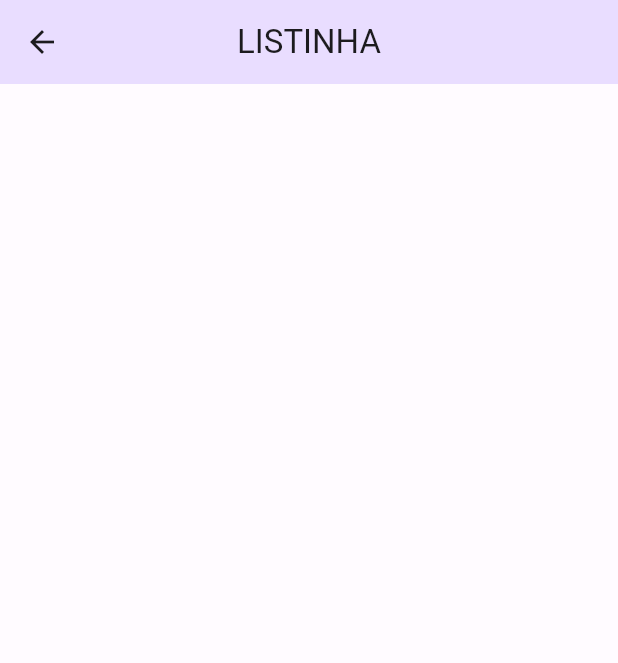
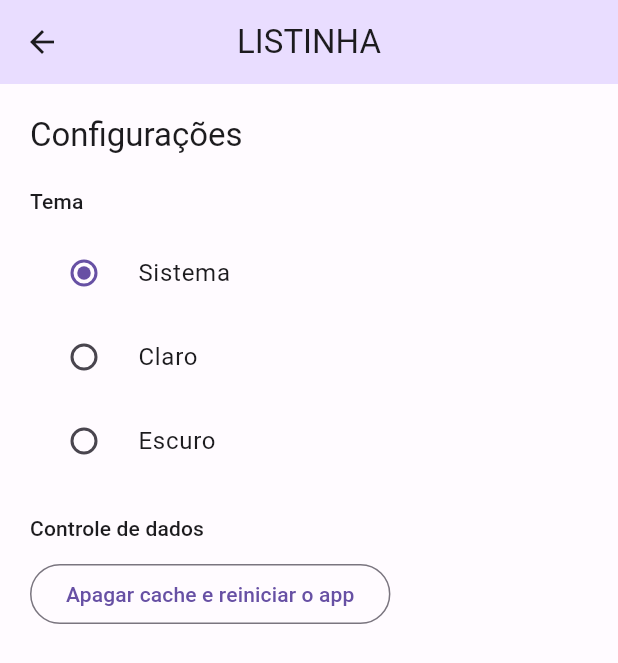
Before and after one commit to 4Ventz/List, a Flutter app: the ConfigurationPage screen opened by its route, on a phone screen of 412 x 824 dp. Shown: the top 663 px of the screen. Run offline on Flutter 3.47's test engine with Material 2 defaults, Android fonts, the phone set to English and light mode, and no system bars; our stand-ins replace flutter_modular.

Commit message:
State manager

```diff
--- a/app/lib/src/app_module.dart
+++ b/app/lib/src/app_module.dart
@@ -1,11 +1,20 @@
 import 'package:flutter_modular/flutter_modular.dart';
 import 'package:listinha/src/configuration/configuration_page.dart';
 import 'package:listinha/src/home/home_module.dart';
+import 'package:listinha/src/shared/store/app_store.dart';
 
 class AppModule extends Module {
   @override
+  List<Bind> get binds => [
+        Bind.singleton((i) => AppStore()),
+      ];
+
+  @override
   List<ModularRoute> get routes => [
         ModuleRoute('/home', module: HomeModule()),
-        ChildRoute('/config', child: (context, args) => const ConfigurationPage()),
+        ChildRoute(
+          '/config',
+          child: (context, args) => const ConfigurationPage(),
+        ),
       ];
 }
--- a/app/lib/src/app_widget.dart
+++ b/app/lib/src/app_widget.dart
@@ -1,5 +1,6 @@
 import 'package:flutter/material.dart';
 import 'package:flutter_modular/flutter_modular.dart';
+import 'package:listinha/src/shared/store/app_store.dart';
 import 'package:listinha/src/shared/themes/themes.dart';
 
 class AppWidget extends StatelessWidget {
@@ -9,11 +10,14 @@ class AppWidget extends StatelessWidget {
   @override
   Widget build(BuildContext context) {
     Modular.setInitialRoute('/home/');
+    final appStore = context.watch<AppStore>(
+      (store) => store.themeMode,
+    );
 
     return MaterialApp.router(
       title: 'Flutter Demo',
       debugShowCheckedModeBanner: false,
-      themeMode: ThemeMode.light,
+      themeMode: appStore.themeMode.value,
       theme: lightTheme,
       darkTheme: darkTheme,
       routerDelegate: Modular.routerDelegate,
--- a/app/lib/src/configuration/configuration_page.dart
+++ b/app/lib/src/configuration/configuration_page.dart
@@ -1,4 +1,6 @@
 import 'package:flutter/material.dart';
+import 'package:flutter_modular/flutter_modular.dart';
+import 'package:listinha/src/shared/store/app_store.dart';
 
 class ConfigurationPage extends StatefulWidget {
   const ConfigurationPage({super.key});
@@ -10,10 +12,68 @@ class ConfigurationPage extends StatefulWidget {
 class _ConfigurationPageState extends State<ConfigurationPage> {
   @override
   Widget build(BuildContext context) {
+    final appStore = context.watch<AppStore>(
+      (store) => store.themeMode,
+    );
+
     return Scaffold(
       appBar: AppBar(
         title: const Text('LISTINHA'),
       ),
+      body: Padding(
+        padding: const EdgeInsets.fromLTRB(20, 20, 20, 0),
+        child: Column(
+          crossAxisAlignment: CrossAxisAlignment.start,
+          children: [
+            Text(
+              'Configurações',
+              style: Theme.of(context).textTheme.titleLarge,
+            ),
+            const SizedBox(
+              height: 20,
+            ),
+            Text(
+              'Tema',
+              style: Theme.of(context).textTheme.titleSmall,
+            ),
+            const SizedBox(
+              height: 10,
+            ),
+            RadioListTile<ThemeMode>(
+              value: ThemeMode.system,
+              groupValue: appStore.themeMode.value,
+              title: const Text('Sistema'),
+              onChanged: appStore.changeThemeMode,
+            ),
+            RadioListTile<ThemeMode>(
+              value: ThemeMode.light,
+              groupValue: appStore.themeMode.value,
+              title: const Text('Claro'),
+              onChanged: appStore.changeThemeMode,
+            ),
+            RadioListTile<ThemeMode>(
+              value: ThemeMode.dark,
+              groupValue: appStore.themeMode.value,
+              title: const Text('Escuro'),
+              onChanged: appStore.changeThemeMode,
+            ),
+            const SizedBox(
+              height: 20,
+            ),
+            Text(
+              'Controle de dados',
+              style: Theme.of(context).textTheme.titleSmall,
+            ),
+            const SizedBox(
+              height: 10,
+            ),
+            OutlinedButton(
+              onPressed: () {},
+              child: const Text('Apagar cache e reiniciar o app'),
+            ),
+          ],
+        ),
+      ),
     );
   }
 }
--- a/app/lib/src/home/widgets/custom_drawer.dart
+++ b/app/lib/src/home/widgets/custom_drawer.dart
@@ -37,7 +37,7 @@ class CustomDrawer extends StatelessWidget {
         ),
         const NavigationDrawerDestination(
           icon: Icon(Icons.sync),
-          label: Text('Sincronizar'),
+          label: Text('Configuração'),
         ),
       ],
     );
--- /dev/null
+++ b/app/lib/src/shared/store/app_store.dart
@@ -0,0 +1,15 @@
+import 'package:flutter/material.dart';
+
+class AppStore {
+  final themeMode = ValueNotifier(ThemeMode.system);
+
+  void changeThemeMode(ThemeMode? mode) {
+    if (mode != null) {
+      themeMode.value = mode;
+    }
+  }
+
+  void save() {
+    //TODO: Salvar dados na base local
+  }
+}
```
